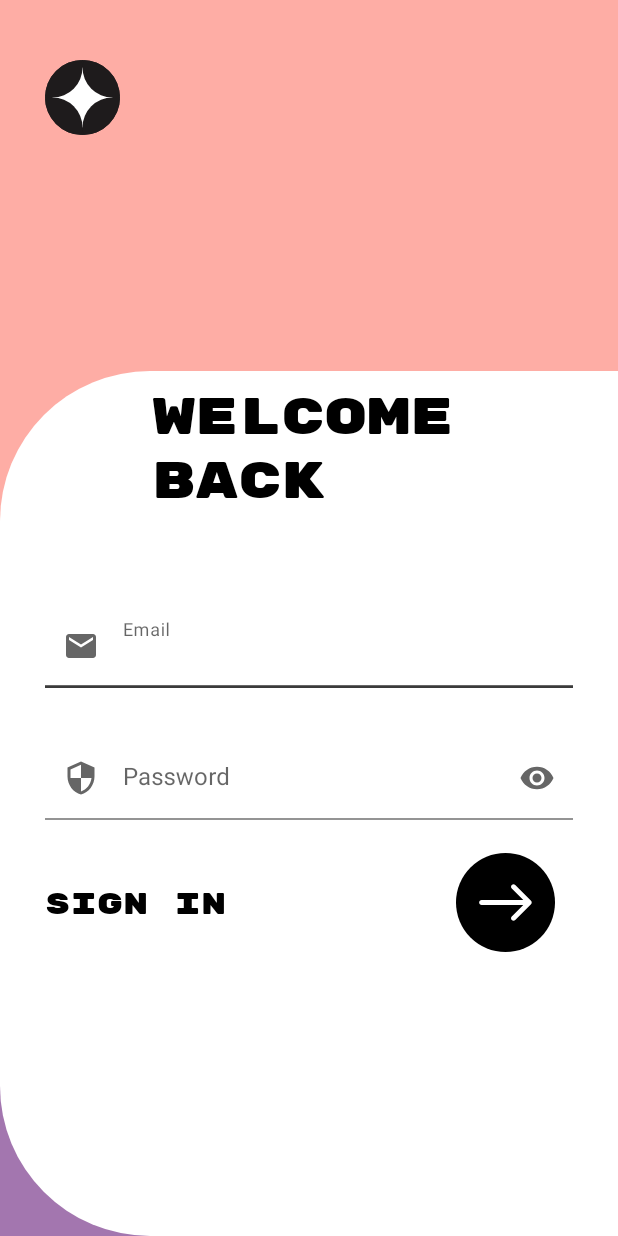
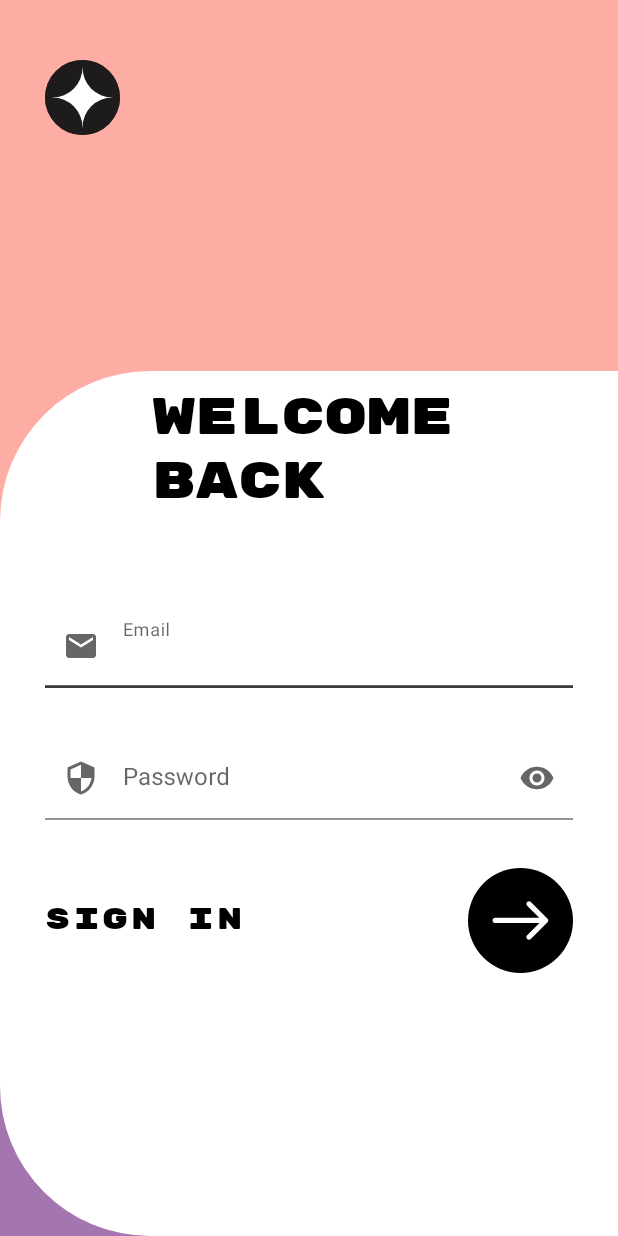
Before and after one commit to MaximOksiuta/MaxApp, an Android app: the layout activity_main.xml on its own in the app's theme, with its tools: preview values and no code run, on a phone screen of 412 x 824 dp. Run offline under Robolectric (Android 15) with nearby library versions, the phone set to English and light mode, and no system bars.

Commit message:
textView с текстом sign in и imageButton заменены на одну MaterialButton

```diff
--- a/app/src/main/res/layout/activity_main.xml
+++ b/app/src/main/res/layout/activity_main.xml
@@ -81,19 +81,6 @@
         app:layout_constraintStart_toStartOf="parent"
         app:layout_constraintTop_toBottomOf="@+id/guideline2" />
 
-    <TextView
-        android:id="@+id/textView2"
-        android:layout_width="wrap_content"
-        android:layout_height="22dp"
-        android:layout_marginTop="44dp"
-        android:fontFamily="@font/rubik_mono_one"
-        android:text="@string/sign_in_label"
-        android:textAllCaps="true"
-        android:textColor="@color/black"
-        android:textSize="20sp"
-        app:layout_constraintStart_toStartOf="@+id/passwordInputLayout"
-        app:layout_constraintTop_toBottomOf="@+id/passwordInputLayout" />
-
     <com.google.android.material.textfield.TextInputLayout
         android:id="@+id/emailInputLayout"
         android:layout_width="0dp"
@@ -153,17 +140,26 @@
             android:visibility="visible" />
     </com.google.android.material.textfield.TextInputLayout>
 
-    <ImageButton
+    <com.google.android.material.button.MaterialButton
         android:id="@+id/btnSignin"
-        android:layout_width="90dp"
-        android:layout_height="90dp"
-        android:backgroundTint="@color/white"
-        android:contentDescription="@string/buttonIconDescription"
-        android:scaleType="centerInside"
-        app:layout_constraintBottom_toBottomOf="@+id/textView2"
+        style="@style/Widget.MaterialComponents.Button.TextButton"
+        android:layout_width="0dp"
+        android:layout_height="wrap_content"
+        android:layout_marginTop="26dp"
+        android:fontFamily="@font/rubik_mono_one"
+        android:gravity="start|center_vertical"
+        android:text="@string/sign_in_label"
+        android:textColor="@color/black"
+        android:textSize="20sp"
+        app:icon="@drawable/ic_arrow_icon"
+        app:iconGravity="end"
+        app:iconSize="70dp"
+        app:iconTint="@color/white"
+        app:iconTintMode="multiply"
+        android:padding="0dp"
+        app:rippleColor="@color/peach_transparent"
         app:layout_constraintEnd_toEndOf="@+id/passwordInputLayout"
-        app:layout_constraintTop_toTopOf="@+id/textView2"
-        app:srcCompat="@drawable/ic_arrow_icon"
-        tools:ignore="SpeakableTextPresentCheck" />
+        app:layout_constraintStart_toStartOf="@+id/passwordInputLayout"
+        app:layout_constraintTop_toBottomOf="@+id/passwordInputLayout" />
 
 </androidx.constraintlayout.widget.ConstraintLayout>
--- a/app/src/main/res/values/colors.xml
+++ b/app/src/main/res/values/colors.xml
@@ -8,6 +8,7 @@
     <color name="black">#FF000000</color>
     <color name="white">#FFFFFFFF</color>
     <color name="peach">#FEADA5</color>
+    <color name="peach_transparent">#1FFEADA5</color>
     <color name="purple_custom">#A376AF</color>
     <color name="textInputHintColor">#99000000</color>
 </resources>
```
